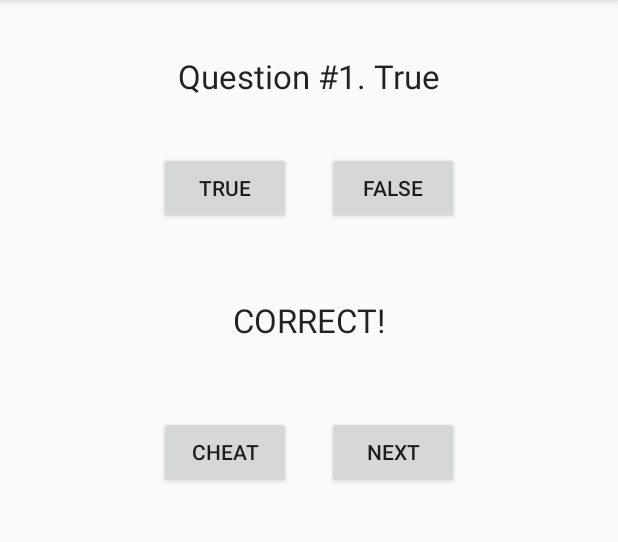
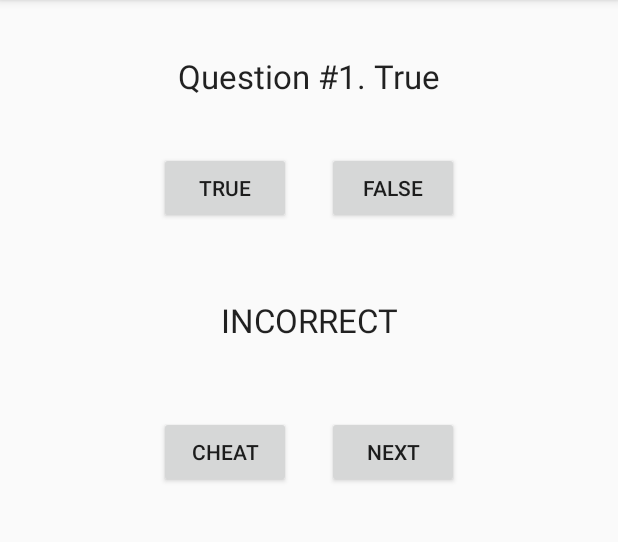
Before and after one commit to Kilian09/BasicQuizLab, an Android app: the screen it shows after launch (QuestionActivity), after a tap on "FALSE", on a phone screen of 412 x 824 dp, the part 84-626 px from its top. Run offline under Robolectric (Android 15) with nearby library versions, the phone set to English and light mode, and no system bars; 1 other tap on this screen came first.

Commit message:
Implementada la funcionalidad del boton false

```diff
--- a/app/src/main/java/com/example/basicquizlab/QuestionActivity.java
+++ b/app/src/main/java/com/example/basicquizlab/QuestionActivity.java
@@ -70,7 +70,13 @@ public class QuestionActivity extends AppCompatActivity {
     }
 
     public void onClickFalseButton(View view) {
-
+        if (answerArray[questionIndex] == 0) {
+            //correct
+            answerTextView.setText(R.string.correct_text);
+        } else {
+            //incorret
+            answerTextView.setText(R.string.incorrect_text);
+        }
     }
 
     public void onClickCheatButton(View view) {
```
